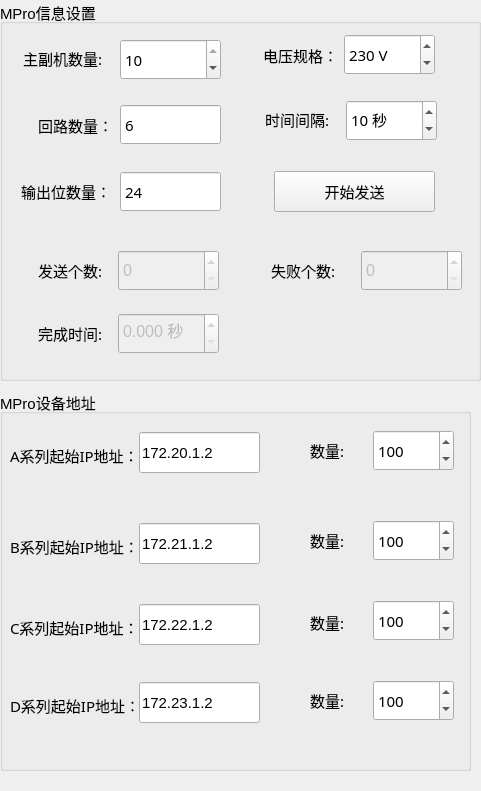
First picture: the form in PM_Tool/mpro/mp_bulksend/mp_bulksend.ui, repository ChinaClever/PM-Tool, before the edit.
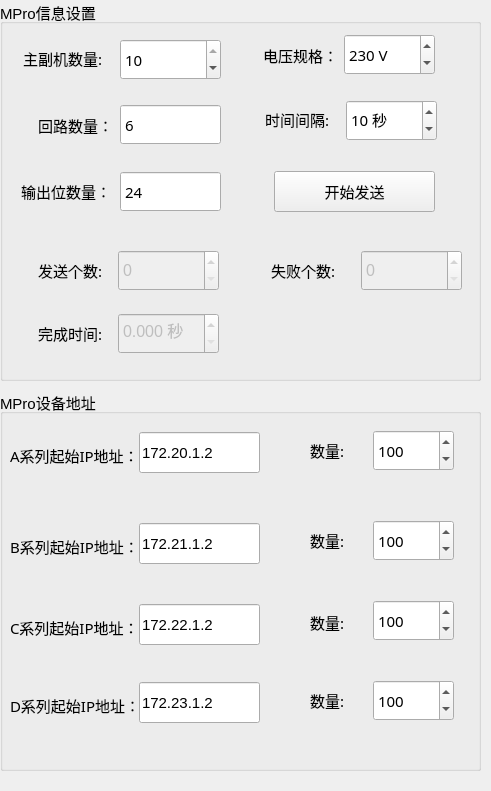
Second picture: the form after the edit.

Patch:
```diff
--- a/PM_Tool/mpro/mp_bulksend/mp_bulksend.ui
+++ b/PM_Tool/mpro/mp_bulksend/mp_bulksend.ui
@@ -6,7 +6,7 @@
    <rect>
     <x>0</x>
     <y>0</y>
-    <width>481</width>
+    <width>491</width>
     <height>791</height>
    </rect>
   </property>
@@ -463,7 +463,7 @@
     <rect>
      <x>0</x>
      <y>390</y>
-     <width>471</width>
+     <width>481</width>
      <height>381</height>
     </rect>
    </property>
```
